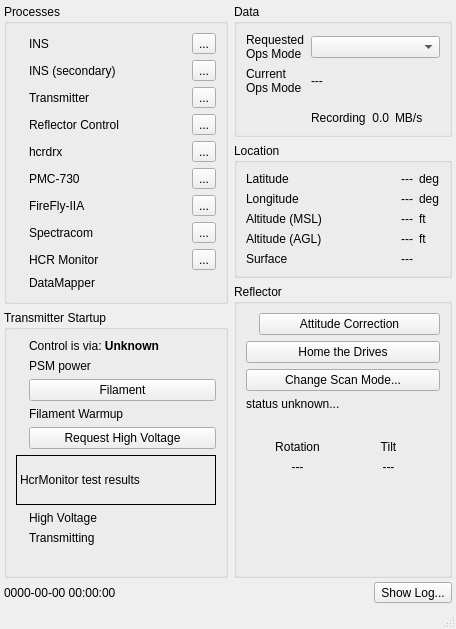
Above: src/hcrgui/HcrGuiMainWindow.ui from NCAR/HCR_instrument before the change. Below: the same form after it.
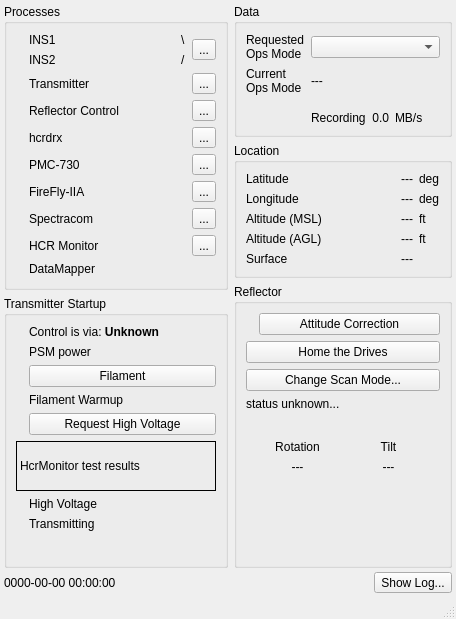
That is the form after the change. Icons and pictures are not drawn.

Commit message: Add new InsOverview widget

Diff of the .ui file:
```diff
--- a/src/hcrgui/HcrGuiMainWindow.ui
+++ b/src/hcrgui/HcrGuiMainWindow.ui
@@ -7,7 +7,7 @@
     <x>0</x>
     <y>0</y>
     <width>456</width>
-    <height>629</height>
+    <height>619</height>
    </rect>
   </property>
   <property name="sizePolicy">
@@ -135,16 +135,6 @@
                </property>
               </widget>
              </item>
-             <item row="0" column="6">
-              <widget class="QToolButton" name="insDetailsButton">
-               <property name="focusPolicy">
-                <enum>Qt::NoFocus</enum>
-               </property>
-               <property name="text">
-                <string>...</string>
-               </property>
-              </widget>
-             </item>
              <item row="4" column="6">
               <widget class="QToolButton" name="hcrdrxDetailsButton">
                <property name="focusPolicy">
@@ -242,7 +232,7 @@
                 </sizepolicy>
                </property>
                <property name="text">
-                <string>INS</string>
+                <string>INS1</string>
                </property>
               </widget>
              </item>
@@ -333,16 +323,6 @@
                </property>
               </widget>
              </item>
-             <item row="1" column="6">
-              <widget class="QToolButton" name="ins2DetailsButton">
-               <property name="focusPolicy">
-                <enum>Qt::NoFocus</enum>
-               </property>
-               <property name="text">
-                <string>...</string>
-               </property>
-              </widget>
-             </item>
              <item row="5" column="3">
               <widget class="QLabel" name="pmc730StatusLabel">
                <property name="text">
@@ -388,11 +368,21 @@
                 </sizepolicy>
                </property>
                <property name="text">
-                <string>INS (secondary)</string>
+                <string>INS2</string>
                </property>
               </widget>
              </item>
-             <item row="10" column="4">
+             <item row="0" column="6" rowspan="2">
+              <widget class="QToolButton" name="insOverviewButton">
+               <property name="focusPolicy">
+                <enum>Qt::NoFocus</enum>
+               </property>
+               <property name="text">
+                <string>...</string>
+               </property>
+              </widget>
+             </item>
+             <item row="10" column="3">
               <spacer name="verticalSpacer">
                <property name="orientation">
                 <enum>Qt::Vertical</enum>
@@ -405,6 +395,20 @@
                </property>
               </spacer>
              </item>
+             <item row="1" column="4">
+              <widget class="QLabel" name="label">
+               <property name="text">
+                <string>/</string>
+               </property>
+              </widget>
+             </item>
+             <item row="0" column="4">
+              <widget class="QLabel" name="label_2">
+               <property name="text">
+                <string>\</string>
+               </property>
+              </widget>
+             </item>
             </layout>
            </widget>
           </item>
```
Left out of the diff: 6 changed lines with no effect on the pictures. The commit also changes 7 other files.
